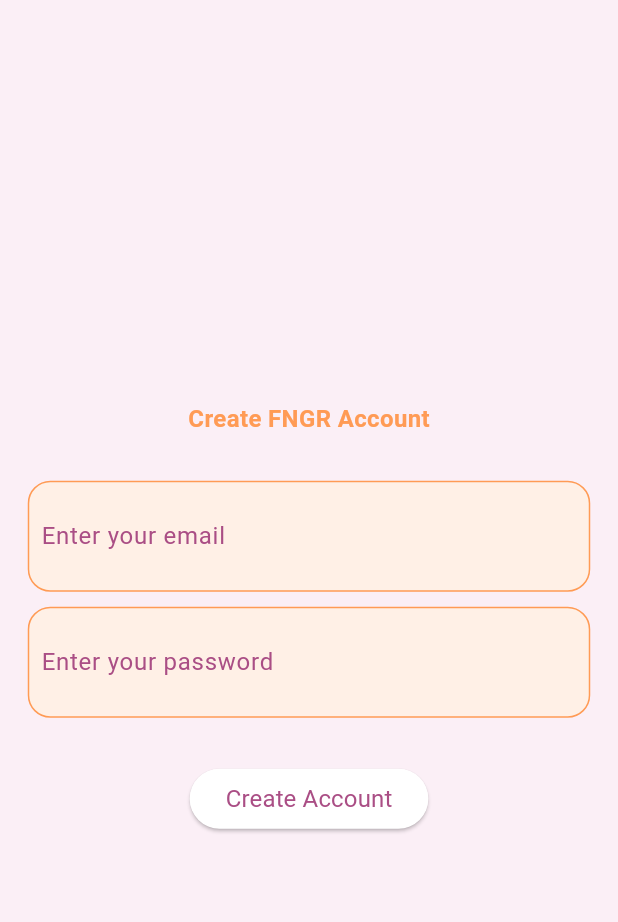
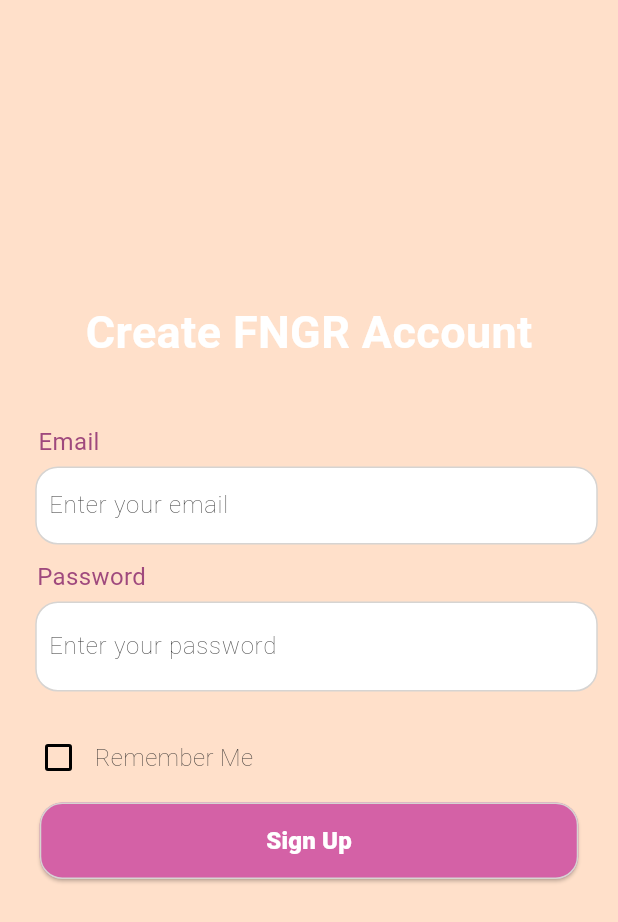
Before and after one commit to mayasaltzman/FNGR, a Flutter app: the CreateAccount screen opened directly, on a phone screen of 412 x 824 dp. Shown: the top 922 px of the screen. Run offline on Flutter 3.47's test engine with Material 3 defaults, Android fonts, the phone set to English and light mode, and no system bars; our stand-ins replace auto_size_text, cloud_firestore, firebase_auth, firebase_core, geocoding, geolocator and 2 more; missing offline and left inert: flutter_chat_core, flutter_chat_ui; accounts and stored records are empty; Roboto replaces fonts that are missing (Gilroy-bold).

Commit message:
update creatte account ui to match figma - color scheme, textfeilds, rmr me, sign up button

```diff
--- a/lib/pages/auth/create_account.dart
+++ b/lib/pages/auth/create_account.dart
@@ -6,25 +6,43 @@ import '../../pages/profile/create_profile_page.dart';
 //styles for the page
 abstract class ProfileStyles {
   //styles for boxes
-  static BoxDecoration boxDecoration = BoxDecoration(
-      color: const Color(0xFFFFF0E6),
-      borderRadius: BorderRadius.circular(15.0),
+  static BoxDecoration get boxDecoration => BoxDecoration(
+    color: const Color.fromARGB(255, 255, 255, 255),
+    borderRadius: BorderRadius.circular(15),
     border: Border.all(
-        color: const Color(0xFFFF9B55),
+      color: const Color.fromARGB(255, 214, 212, 210),
       width: 1,
     ));
 
+  static ButtonStyle get buttonStyle => ElevatedButton.styleFrom(
+    backgroundColor: const Color(0xFFD461A6),
+    shape: RoundedRectangleBorder(
+      borderRadius: BorderRadius.circular(15),
+      side: const BorderSide(
+        color: Color.fromARGB(255, 214, 212, 210),
+        width: 1,
+      ),
+    ),
+    padding: const EdgeInsets.symmetric(vertical: 14),
+  );
+
   //text styles for headings in boxes
-  static TextStyle boxHeader = const TextStyle(
-      fontWeight: FontWeight.bold, color: Color(0xFFFF9B55), fontSize: 16);
+  static TextStyle get boxHeader => const TextStyle(
+    fontWeight: FontWeight.bold, color: Color.fromARGB(255, 255, 255, 255), fontSize: 30);
 
-  //text styles for text in boxes
-  static TextStyle boxText = const TextStyle(
-      fontWeight: FontWeight.normal, color: Color(0xFFAA4E85), fontSize: 16);
+  //text styles for text above boxes
+  static TextStyle get instructionText => const TextStyle(
+    fontWeight: FontWeight.normal, color: Color(0xFF9F497D), fontSize: 16);
+
+  static TextStyle get boxText => const TextStyle(
+    fontWeight: FontWeight.w200, color: Color(0xFF1F1F1F), fontSize: 16);
+
+  static TextStyle get buttonText => const TextStyle(
+    fontWeight: FontWeight.w900, color: Color.fromARGB(255, 255, 255, 255), fontSize: 16);
 
   static const containerWidth = 375.0;
 
-  static const boxPadding = EdgeInsets.all(8.0);
+  static const boxPadding = EdgeInsets.symmetric(vertical: 1, horizontal: 8);
 }
 
 class CreateAccount extends StatefulWidget {
@@ -39,7 +57,7 @@ class _CreateAccountState extends State<CreateAccount> {
   final TextEditingController _emailController = TextEditingController();
   final TextEditingController _passwordController  = TextEditingController();
   bool isLoading = false;
-
+  bool rememberMe = false;
 
   Future<void> createUserAccount() async {
     if (_emailController.text.isEmpty || _passwordController.text.isEmpty) {
@@ -98,18 +116,29 @@ class _CreateAccountState extends State<CreateAccount> {
   @override
   Widget build(BuildContext context) {
     return Scaffold(
-      backgroundColor: Theme.of(context).colorScheme.primary,
-      body: Center(
-        child: SingleChildScrollView(
+      backgroundColor: const Color(0xFFFFE0CA),
+      body: SingleChildScrollView(
         child: Column(
           children: [
-              Text(
-                "Create FNGR Account",
+            Padding(
+              padding: const EdgeInsets.only(top: 200),
+              child: Text(
+                'Create FNGR Account',
                 style: ProfileStyles.boxHeader,
               ),
+            ),
 
-              const SizedBox(height: 30),
-              Container(
+            Padding(
+              padding: const EdgeInsets.only(right: 320, top: 40),
+              child: Text(
+                'Email',
+                style: ProfileStyles.instructionText,
+              ),
+            ),
+
+            Padding(
+              padding: const EdgeInsets.only(left: 10, top: 5),
+              child: Container(
                 decoration: ProfileStyles.boxDecoration,
                 padding: ProfileStyles.boxPadding,
                 width: ProfileStyles.containerWidth,
@@ -118,14 +147,24 @@ class _CreateAccountState extends State<CreateAccount> {
                   style: ProfileStyles.boxText,
                   decoration: InputDecoration(
                     border: InputBorder.none,
-                    labelText: 'Enter your email',
-                    labelStyle: ProfileStyles.boxText,
+                    hintText: 'Enter your email',
+                    hintStyle: ProfileStyles.boxText,
+                  ),
                 ),
               ),
             ),
 
-              const SizedBox(height: 10),
-              Container(
+            Padding(
+              padding: const EdgeInsets.only(right: 290, top: 10),
+              child: Text(
+                'Password',
+                style: ProfileStyles.instructionText,
+              ),
+            ),
+
+            Padding(
+              padding: const EdgeInsets.only(left: 10, top: 5),
+              child: Container(
                 decoration: ProfileStyles.boxDecoration,
                 padding: ProfileStyles.boxPadding,
                 width: ProfileStyles.containerWidth,
@@ -140,9 +179,39 @@ class _CreateAccountState extends State<CreateAccount> {
                   ),
                 ),
               ),
+            ),
 
-              const SizedBox(height: 30),
-              ElevatedButton(
+//add confirm password here?
+
+            Padding(
+              padding: const EdgeInsets.only(top: 20, left: 15),
+              child: Row(
+                children: [
+                  Checkbox(
+                    value: rememberMe,
+                    onChanged: (bool? value) {
+                      setState(() {
+                        rememberMe = value ?? false;
+                      });
+                    },
+                    activeColor: const Color(0xFFD461A6),
+                    checkColor: Colors.white,
+                  ),
+                  const Text(
+                    'Remember Me',
+                    style: TextStyle(fontSize: 16, color: Color(0xFF1F1F1F), fontWeight: FontWeight.w200),
+                  ),
+                ],
+              ),
+            ),
+
+            Padding(
+              padding: const EdgeInsets.only(top: 5),
+              child: Container(
+                padding: ProfileStyles.boxPadding,
+                width: ProfileStyles.containerWidth,
+                child: ElevatedButton(
+                  style: ProfileStyles.buttonStyle,
                   onPressed: isLoading ? null : () {
                     createUserAccount();
                   },
@@ -153,14 +222,15 @@ class _CreateAccountState extends State<CreateAccount> {
                           child: CircularProgressIndicator(strokeWidth: 2),
                         )
                       : Text(
-                        "Create Account",
-                        style: ProfileStyles.boxText,
+                          'Sign Up',
+                          style: ProfileStyles.buttonText,
+                        ),
+                ),
               ),
             ),
           ],
         )
       )
-      ),
     );
   }
 }
```
Lines whose indentation alone changed are shown as unchanged.
